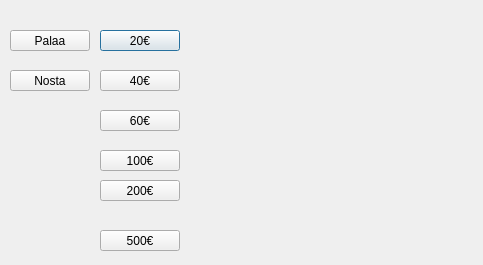
Qt form bankautomat/nostawindow.ui (bank-2022/group17) before a commit.
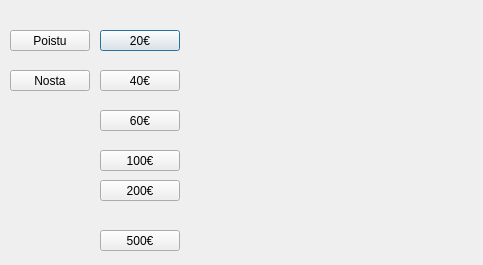
The same form after that commit.

Patch:
```diff
--- a/bankautomat/nostawindow.ui
+++ b/bankautomat/nostawindow.ui
@@ -101,7 +101,7 @@
     </rect>
    </property>
    <property name="text">
-    <string>Palaa</string>
+    <string>Poistu</string>
    </property>
   </widget>
   <widget class="QPushButton" name="pushButton_8">
```
Left out of the diff: 2 changed lines with no effect on the pictures.
